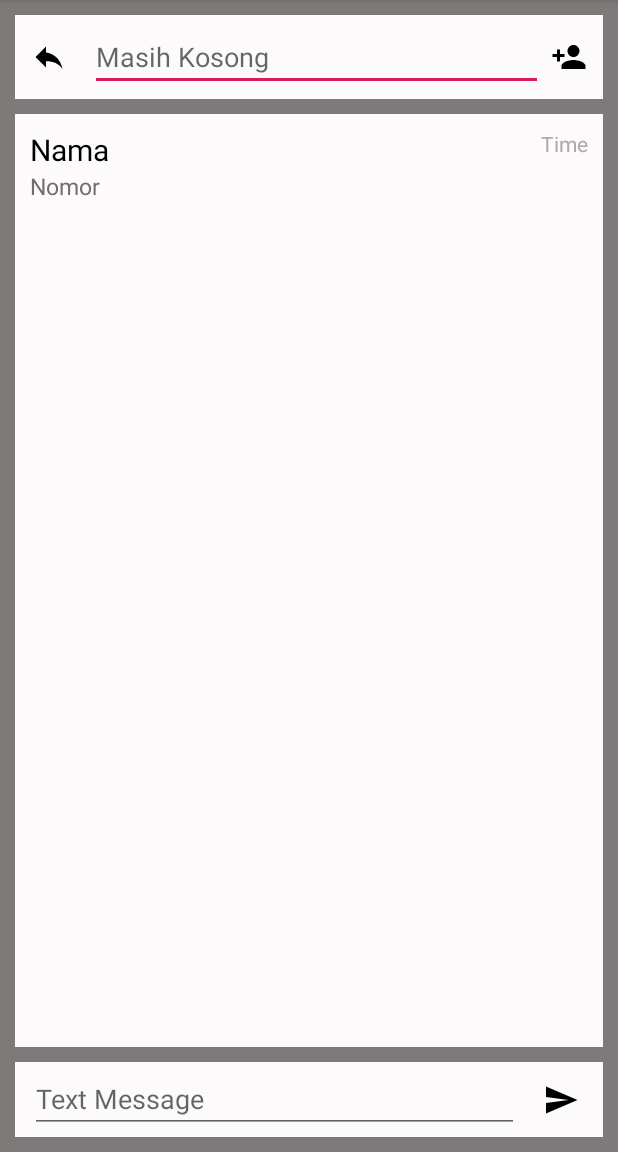
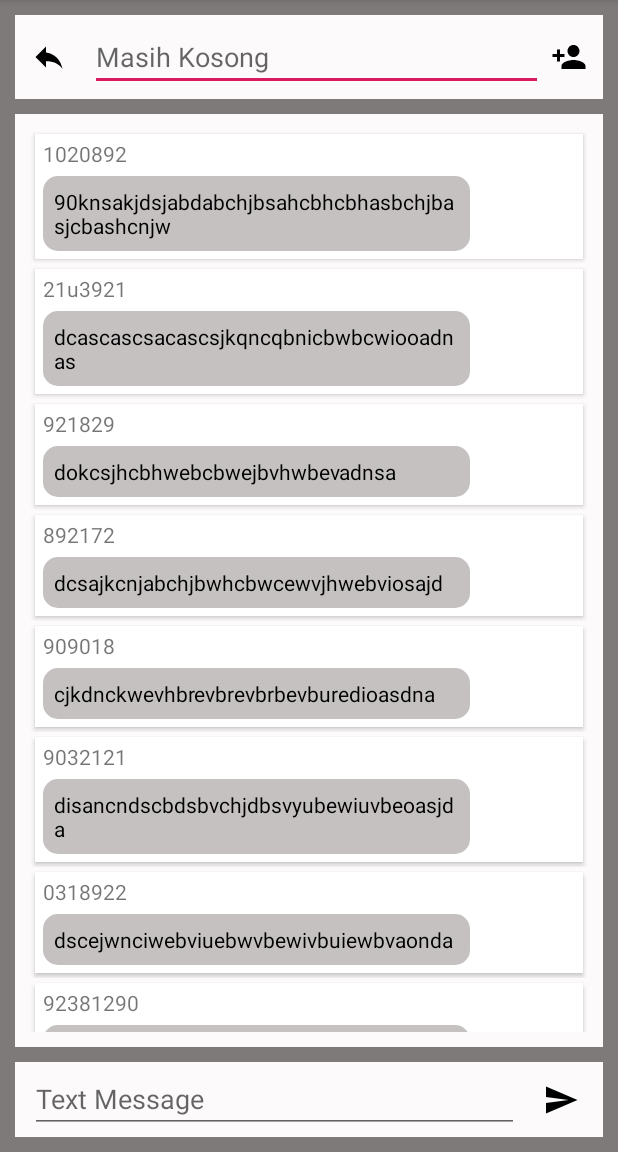
Before and after one commit to irwan75/LoRa_Gateway, an Android app: the MainActivity screen opened directly, with no data from a screen before it, on a phone screen of 412 x 824 dp, the part 84-1236 px from its top. Run offline under Robolectric (Android 15) with nearby library versions, the phone set to English and light mode, and no system bars.

Commit message:
Perbaikan di Recycler View Message Point-nya

```diff
--- a/app/src/main/java/com/example/lora/dao/allMessage.java
+++ b/app/src/main/java/com/example/lora/dao/allMessage.java
@@ -11,6 +11,7 @@ public class allMessage {
         this.pesan = pesan;
         this.waktu = waktu;
     }
+
 
     public String getNama_nomor() {
         return nama_nomor;
--- /dev/null
+++ b/app/src/main/java/com/example/lora/dao/loadMessage.java
@@ -0,0 +1,27 @@
+package com.example.lora.dao;
+
+public class loadMessage {
+
+    String tglwaktu, message;
+
+    public loadMessage(String tglwaktu, String message) {
+        this.tglwaktu = tglwaktu;
+        this.message = message;
+    }
+
+    public String getTglwaktu() {
+        return tglwaktu;
+    }
+
+    public void setTglwaktu(String tglwaktu) {
+        this.tglwaktu = tglwaktu;
+    }
+
+    public String getMessage() {
+        return message;
+    }
+
+    public void setMessage(String message) {
+        this.message = message;
+    }
+}
--- a/app/src/main/java/com/example/lora/fragment/FragListRecentMessage.java
+++ /dev/null
@@ -1,25 +0,0 @@
-package com.example.lora.fragment;
-
-import android.os.Bundle;
-import android.view.LayoutInflater;
-import android.view.View;
-import android.view.ViewGroup;
-
-import androidx.annotation.NonNull;
-import androidx.annotation.Nullable;
-import androidx.fragment.app.Fragment;
-
-import com.example.lora.R;
-
-public class FragListRecentMessage extends Fragment {
-
-    public FragListRecentMessage(){
-
-    }
-
-    @Override
-    public View onCreateView(LayoutInflater inflater, ViewGroup container, Bundle savedInstanceState) {
-//        return super.onCreateView(inflater, container, savedInstanceState);
-        return inflater.inflate(R.layout.list_recent_message, container, false);
-    }
-}
--- /dev/null
+++ b/app/src/main/java/com/example/lora/recyleradapter/RVAdapterMessage.java
@@ -0,0 +1,59 @@
+package com.example.lora.recyleradapter;
+
+import android.content.Context;
+import android.view.LayoutInflater;
+import android.view.View;
+import android.view.ViewGroup;
+import android.widget.TextView;
+
+import androidx.annotation.NonNull;
+import androidx.cardview.widget.CardView;
+import androidx.recyclerview.widget.RecyclerView;
+import com.example.lora.R;
+import com.example.lora.dao.loadMessage;
+import com.example.lora.dao.listContacts;
+
+import java.util.ArrayList;
+
+public class RVAdapterMessage extends RecyclerView.Adapter<RVAdapterMessage.ViewHolder> {
+
+    private ArrayList<loadMessage> dataListMessage;
+    private Context context;
+
+    public RVAdapterMessage(ArrayList<loadMessage> dataListMessage, Context context) {
+        this.dataListMessage = dataListMessage;
+        this.context = context;
+    }
+
+    @Override
+    public RVAdapterMessage.ViewHolder onCreateViewHolder(ViewGroup parent, int viewType) {
+        LayoutInflater layoutInflater = LayoutInflater.from(parent.getContext());
+        View view = layoutInflater.inflate(R.layout.frame_message, parent,false);
+        return new RVAdapterMessage.ViewHolder(view);
+    }
+
+    @Override
+    public void onBindViewHolder(RVAdapterMessage.ViewHolder holder, int position) {
+        holder.tvTgldanNama.setText(dataListMessage.get(position).getTglwaktu());
+        holder.tvMessage.setText(dataListMessage.get(position).getMessage());
+    }
+
+    @Override
+    public int getItemCount() {
+        return (dataListMessage!= null) ? dataListMessage.size() : 0;
+    }
+
+    public class ViewHolder extends RecyclerView.ViewHolder {
+
+        TextView tvTgldanNama, tvMessage;
+        CardView cvMessage;
+
+        public ViewHolder(View itemView) {
+            super(itemView);
+            tvTgldanNama = itemView.findViewById(R.id.tgl_dan_waktu_message);
+            tvMessage = itemView.findViewById(R.id.tvMessage);
+            cvMessage = itemView.findViewById(R.id.cvMessage);
+
+        }
+    }
+}
--- a/app/src/main/java/com/example/lora/view/MainActivity.java
+++ b/app/src/main/java/com/example/lora/view/MainActivity.java
@@ -1,29 +1,48 @@
 package com.example.lora.view;
 
 import androidx.appcompat.app.AppCompatActivity;
-import androidx.fragment.app.FragmentTransaction;
+import androidx.core.content.ContextCompat;
+import androidx.recyclerview.widget.LinearLayoutManager;
+import androidx.recyclerview.widget.RecyclerView;
 
 import android.app.ProgressDialog;
 import android.content.Intent;
+import android.graphics.Color;
 import android.os.Bundle;
+import android.text.style.BackgroundColorSpan;
 import android.view.View;
 import android.widget.EditText;
 import android.widget.ImageButton;
+import android.widget.TextView;
 import android.widget.Toast;
 
 import com.example.lora.R;
-import com.example.lora.fragment.FragListRecentMessage;
+import com.example.lora.dao.allMessage;
+import com.example.lora.recyleradapter.RVAdapterMessage;
+import com.example.lora.recyleradapter.RecyclerViewAdapter;
+
+import java.util.ArrayList;
+import com.example.lora.dao.loadMessage;
 
 public class MainActivity extends AppCompatActivity {
 
+    RecyclerView recyclerView;
+    RVAdapterMessage rvAdapterMessage;
+    ArrayList<loadMessage> listLoadMessage;
+
     EditText etNumber;
     ImageButton btnSend;
-    FragListRecentMessage fragRecMess;
     ImageButton btnBack, btnAddNumber;
 
     ProgressDialog progressDialog;
 
     String number;
+
+    String[] tgl_dan_waktu = {"1020892","21u3921","921829","892172","909018","9032121","0318922","92381290","2918021","2891082"};
+    String[] message = {"90knsakjdsjabdabchjbsahcbhcbhasbchjbasjcbashcnjw",
+            "dcascascsacascsjkqncqbnicbwbcwiooadnas","dokcsjhcbhwebcbwejbvhwbevadnsa","dcsajkcnjabchjbwhcbwcewvjhwebviosajd",
+            "cjkdnckwevhbrevbrevbrbevburedioasdna","disancndscbdsbvchjdbsvyubewiuvbeoasjda","dscejwnciwebviuebwvbewivbuiewbvaonda"
+            ,"diocnewivbuwebvybewuyvbweibcewjbcjkwvewsad","dioacnjksncoqwnciwhevweivbiewsada","dsdcwkllcjkwnecpqcniwenvibewhabd"};
 
     @Override
     protected void onCreate(Bundle savedInstanceState) {
@@ -45,7 +64,15 @@ public class MainActivity extends AppCompatActivity {
             number = getIntent().getStringExtra("Nomor").toString().trim();
         }
 
-        FragmentRecentMessage();
+        loadMessage();
+
+        recyclerView = findViewById(R.id.rvMessage);
+
+        rvAdapterMessage = new RVAdapterMessage(listLoadMessage, this);
+        RecyclerView.LayoutManager layoutManager = new LinearLayoutManager(this);
+        recyclerView.setLayoutManager(layoutManager);
+        recyclerView.setHasFixedSize(true);
+        recyclerView.setAdapter(rvAdapterMessage);
 
         btnSend.setOnClickListener(new View.OnClickListener() {
             @Override
@@ -73,12 +100,6 @@ public class MainActivity extends AppCompatActivity {
         });
     }
 
-    void FragmentRecentMessage(){
-        fragRecMess = new FragListRecentMessage();
-        FragmentTransaction ft = getSupportFragmentManager().beginTransaction().replace(R.id.layRecentMessage, fragRecMess);
-        ft.commit();
-    }
-
     @Override
     public void onBackPressed() {
         super.onBackPressed();
@@ -86,4 +107,11 @@ public class MainActivity extends AppCompatActivity {
         finish();
     }
 
+    void loadMessage(){
+        listLoadMessage = new ArrayList<>();
+        for (int i=0 ; i<tgl_dan_waktu.length;i++){
+            listLoadMessage.add(new loadMessage(tgl_dan_waktu[i], message[i]));
+        }
+    }
+
 }
--- /dev/null
+++ b/app/src/main/res/drawable/background_card.xml
@@ -0,0 +1,5 @@
+<?xml version="1.0" encoding="utf-8"?>
+<shape xmlns:android="http://schemas.android.com/apk/res/android" android:shape="rectangle">
+    <solid android:color="@color/abuabuText2"/>
+    <corners android:radius="10dp"/>
+</shape>
--- a/app/src/main/res/layout/activity_main.xml
+++ b/app/src/main/res/layout/activity_main.xml
@@ -47,27 +47,16 @@
 
     </LinearLayout>
 
-<!--    <LinearLayout-->
-<!--        android:layout_width="match_parent"-->
-<!--        android:layout_height="match_parent"-->
-<!--        android:layout_below="@+id/linNumber"-->
-<!--        android:layout_marginLeft="10dp"-->
-<!--        android:layout_above="@id/lineKirim"-->
-<!--        android:id="@+id/lineText"-->
-<!--        android:layout_marginRight="10dp"-->
-<!--        android:background="@color/white"-->
-<!--        android:orientation="vertical">-->
-
-<!--    </LinearLayout>-->
-
-    <include layout="@layout/frame_recent_message"
-        android:layout_below="@+id/linNumber"
+    <androidx.recyclerview.widget.RecyclerView
         android:layout_width="match_parent"
         android:layout_height="match_parent"
+        android:layout_below="@+id/linNumber"
+        android:layout_above="@+id/lineKirim"
         android:layout_marginLeft="10dp"
-        android:id="@+id/layRecentMessage"
         android:layout_marginRight="10dp"
-        android:layout_above="@id/lineKirim"
+        android:background="@color/white"
+        android:id="@+id/rvMessage"
+        android:padding="10dp"
         />
 
     <LinearLayout
--- /dev/null
+++ b/app/src/main/res/layout/frame_message.xml
@@ -0,0 +1,45 @@
+<?xml version="1.0" encoding="utf-8"?>
+<LinearLayout xmlns:android="http://schemas.android.com/apk/res/android"
+    xmlns:app="http://schemas.android.com/apk/res-auto"
+    style="@style/match_wrap"
+    android:orientation="vertical">
+
+    <androidx.cardview.widget.CardView
+        style="@style/match_wrap"
+        android:layout_margin="3dp"
+        android:id="@+id/cvMessage"
+        app:cardCornerRadius="0dp"
+        >
+
+        <RelativeLayout
+            style="@style/match_wrap"
+            android:layout_marginLeft="5dp"
+            android:layout_marginRight="5dp">
+
+            <TextView
+                android:layout_width="wrap_content"
+                android:layout_height="wrap_content"
+                android:text="@string/tanggal_dan_waktu"
+                android:id="@+id/tgl_dan_waktu_message"
+                android:layout_marginTop="3dp"
+                android:textSize="14sp"
+                />
+
+            <TextView
+                android:layout_width="match_parent"
+                android:layout_height="wrap_content"
+                android:layout_marginTop="5dp"
+                android:layout_marginBottom="5dp"
+                android:background="@drawable/background_card"
+                android:layout_below="@+id/tgl_dan_waktu_message"
+                android:layout_marginRight="70dp"
+                android:id="@+id/tvMessage"
+                android:padding="7dp"
+                android:textColor="@color/black"
+                />
+
+        </RelativeLayout>
+
+    </androidx.cardview.widget.CardView>
+
+</LinearLayout>
--- a/app/src/main/res/layout/frame_recent_message.xml
+++ /dev/null
@@ -1,37 +0,0 @@
-<?xml version="1.0" encoding="utf-8"?>
-<RelativeLayout xmlns:android="http://schemas.android.com/apk/res/android"
-    android:background="@color/white"
-    android:padding="10dp"
-    android:layout_width="match_parent"
-    android:layout_height="match_parent">
-
-    <TextView
-        android:layout_width="wrap_content"
-        android:layout_height="wrap_content"
-        android:layout_toLeftOf="@id/tvTimeRecent"
-        android:id="@+id/tvNamaRecent"
-        android:layout_alignParentLeft="true"
-        android:text="Nama"
-        android:textColor="@color/black"
-        android:textSize="20sp"
-        />
-
-    <TextView
-        android:id="@+id/tvTimeRecent"
-        android:layout_width="wrap_content"
-        android:layout_height="wrap_content"
-        android:layout_alignParentRight="true"
-        android:text="Time"
-        android:textColor="@color/abuAbuTime"
-        android:textSize="14sp" />
-
-    <TextView
-        android:layout_width="wrap_content"
-        android:layout_height="wrap_content"
-        android:text="Nomor"
-        android:layout_below="@+id/tvNamaRecent"
-        android:textSize="15sp"
-        android:textColor="@color/abuAbuText"
-        android:id="@+id/tvMessageRecent"/>
-
-</RelativeLayout>
--- a/app/src/main/res/layout/list_recent_message.xml
+++ /dev/null
@@ -1,15 +0,0 @@
-<?xml version="1.0" encoding="utf-8"?>
-<LinearLayout xmlns:android="http://schemas.android.com/apk/res/android"
-    android:orientation="vertical"
-    android:layout_width="match_parent"
-    android:layout_height="match_parent">
-
-    <ListView
-        android:layout_width="match_parent"
-        android:id="@+id/lvRecentMessage"
-        android:layout_margin="10dp"
-        android:dividerHeight="2dp"
-        android:divider="#d1d1d1"
-        android:layout_height="match_parent"/>
-
-</LinearLayout>
--- a/app/src/main/res/values/colors.xml
+++ b/app/src/main/res/values/colors.xml
@@ -10,4 +10,5 @@
     <color name="abuAbuText">#706D6D</color>
     <color name="abuAbuTime">#ADA9A9</color>
     <color name="white">#FCFAFA</color>
+    <color name="abuabuText2">#C5C1C1</color>
 </resources>
--- a/app/src/main/res/values/strings.xml
+++ b/app/src/main/res/values/strings.xml
@@ -3,4 +3,6 @@
     <string name="action_settings">Settings</string>
     <string name="btnContact">Contact</string>
     <string name="edNumber">Phone Number</string>
+    <string name="nama_nomor">Nama/Nomor</string>
+    <string name="tanggal_dan_waktu">Tanggal dan Waktu</string>
 </resources>
```
Also changed, not shown: app/src/main/java/com/example/lora/controller/ProductListAdapter.java (deleted, +0 -54 lines), app/src/main/java/com/example/lora/dao/numberChoice.java (deleted, +0 -22 lines), app/src/main/java/com/example/lora/dao/obTbPengguna.java (deleted, +0 -42 lines), app/src/main/java/com/example/lora/view/ListContact.java (+0 -9 lines), app/src/main/res/layout/frame_contact.xml (deleted, +0 -25 lines), 206 other files.
